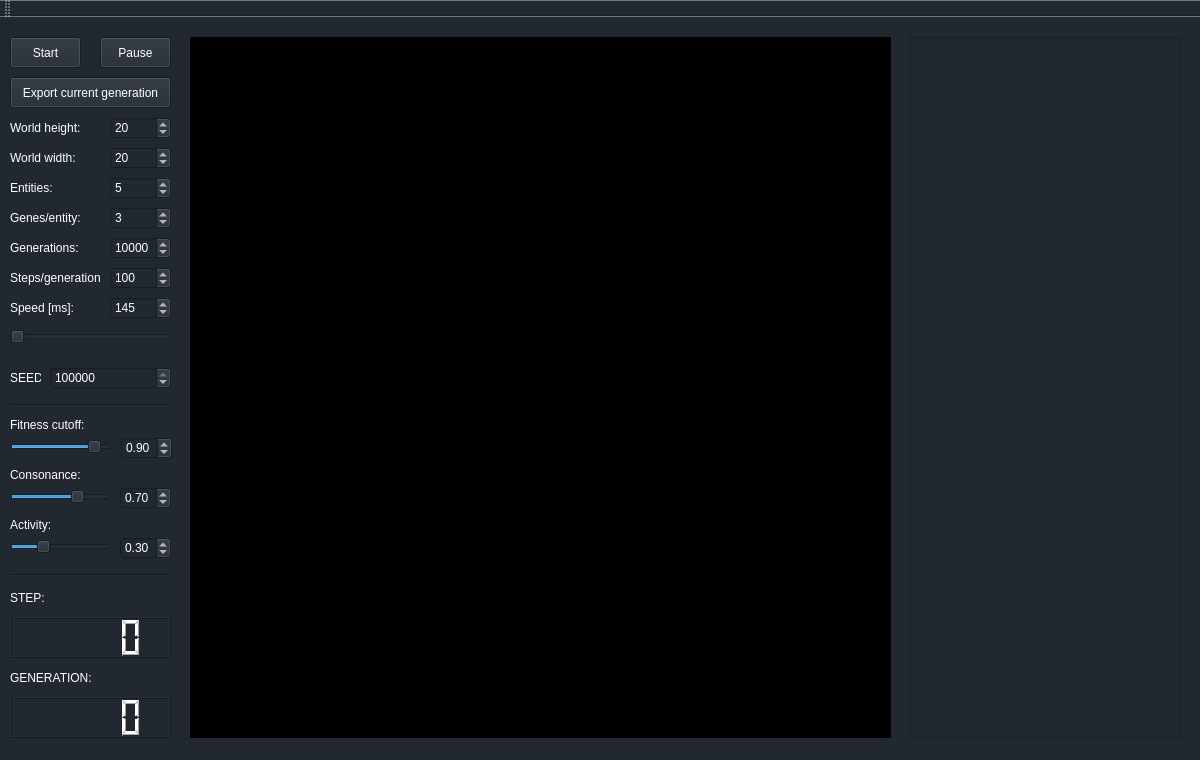
Above: maingui.ui from redmoo/TakeArtificialFive before the change. Below: the same form after it.
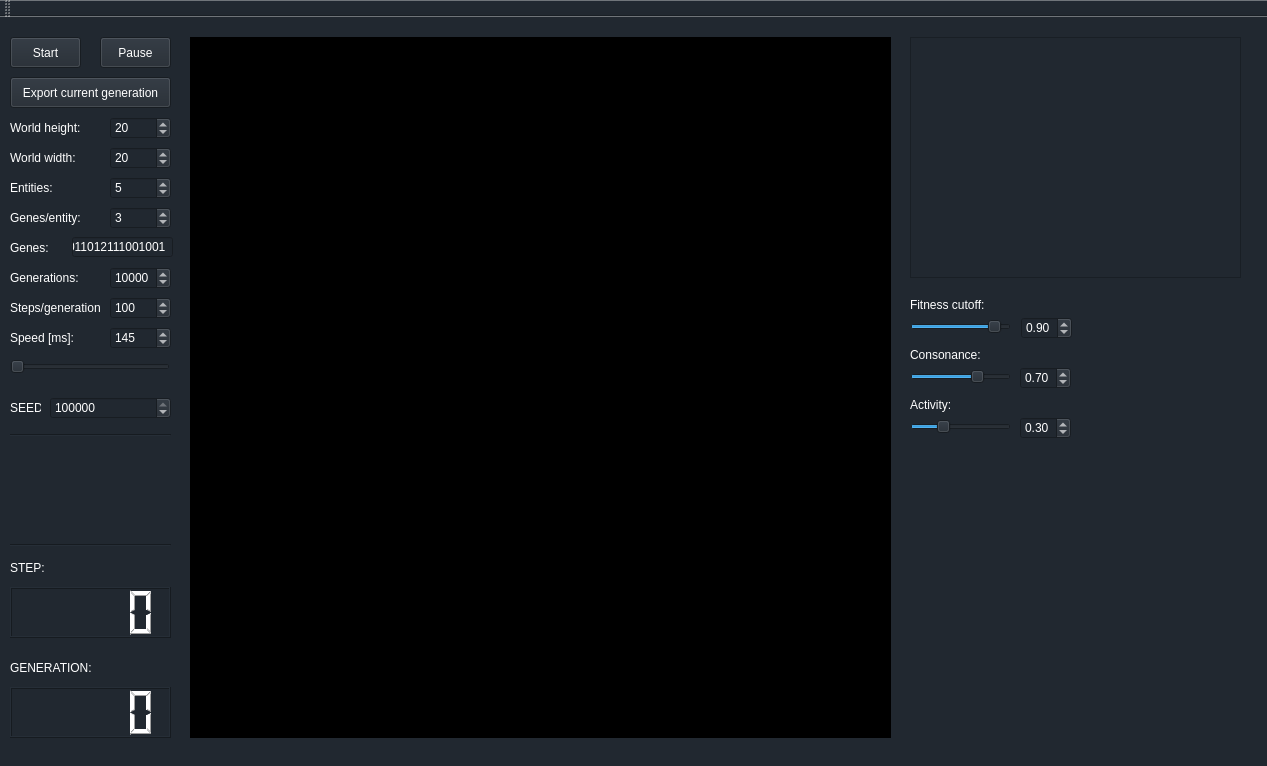
That is the form after the change. Custom widgets are drawn as their Qt base class.

Commit message: New controls and rearangement. [#4]

```diff
--- a/maingui.ui
+++ b/maingui.ui
@@ -6,8 +6,8 @@
    <rect>
     <x>0</x>
     <y>0</y>
-    <width>1200</width>
-    <height>760</height>
+    <width>1267</width>
+    <height>766</height>
    </rect>
   </property>
   <property name="windowTitle">
@@ -143,7 +143,7 @@
     <property name="geometry">
      <rect>
       <x>110</x>
-      <y>220</y>
+      <y>250</y>
       <width>61</width>
       <height>22</height>
      </rect>
@@ -162,7 +162,7 @@
     <property name="geometry">
      <rect>
       <x>110</x>
-      <y>250</y>
+      <y>280</y>
       <width>61</width>
       <height>22</height>
      </rect>
@@ -181,7 +181,7 @@
     <property name="geometry">
      <rect>
       <x>110</x>
-      <y>280</y>
+      <y>310</y>
       <width>61</width>
       <height>22</height>
      </rect>
@@ -264,7 +264,7 @@
     <property name="geometry">
      <rect>
       <x>10</x>
-      <y>220</y>
+      <y>250</y>
       <width>81</width>
       <height>21</height>
      </rect>
@@ -280,7 +280,7 @@
     <property name="geometry">
      <rect>
       <x>10</x>
-      <y>250</y>
+      <y>280</y>
       <width>91</width>
       <height>21</height>
      </rect>
@@ -296,7 +296,7 @@
     <property name="geometry">
      <rect>
       <x>10</x>
-      <y>280</y>
+      <y>310</y>
       <width>81</width>
       <height>21</height>
      </rect>
@@ -312,20 +312,20 @@
     <property name="geometry">
      <rect>
       <x>10</x>
-      <y>600</y>
-      <width>161</width>
-      <height>41</height>
-     </rect>
-    </property>
-    <property name="styleSheet">
-     <string notr="true">color: rgb(255, 255, 255);</string>
-    </property>
-   </widget>
-   <widget class="QLabel" name="label_8">
-    <property name="geometry">
-     <rect>
-      <x>10</x>
       <y>570</y>
+      <width>161</width>
+      <height>51</height>
+     </rect>
+    </property>
+    <property name="styleSheet">
+     <string notr="true">color: rgb(255, 255, 255);</string>
+    </property>
+   </widget>
+   <widget class="QLabel" name="label_8">
+    <property name="geometry">
+     <rect>
+      <x>10</x>
+      <y>540</y>
       <width>71</width>
       <height>21</height>
      </rect>
@@ -341,7 +341,7 @@
     <property name="geometry">
      <rect>
       <x>10</x>
-      <y>650</y>
+      <y>640</y>
       <width>91</width>
       <height>21</height>
      </rect>
@@ -357,9 +357,9 @@
     <property name="geometry">
      <rect>
       <x>10</x>
-      <y>680</y>
+      <y>670</y>
       <width>161</width>
-      <height>41</height>
+      <height>51</height>
      </rect>
     </property>
     <property name="styleSheet">
@@ -370,7 +370,7 @@
     <property name="geometry">
      <rect>
       <x>10</x>
-      <y>350</y>
+      <y>380</y>
       <width>31</width>
       <height>21</height>
      </rect>
@@ -386,7 +386,7 @@
     <property name="geometry">
      <rect>
       <x>50</x>
-      <y>350</y>
+      <y>380</y>
       <width>121</width>
       <height>22</height>
      </rect>
@@ -408,7 +408,7 @@
     <property name="geometry">
      <rect>
       <x>10</x>
-      <y>310</y>
+      <y>340</y>
       <width>160</width>
       <height>19</height>
      </rect>
@@ -427,20 +427,7 @@
     <property name="geometry">
      <rect>
       <x>10</x>
-      <y>380</y>
-      <width>161</width>
-      <height>16</height>
-     </rect>
-    </property>
-    <property name="orientation">
-     <enum>Qt::Horizontal</enum>
-    </property>
-   </widget>
-   <widget class="Line" name="line_2">
-    <property name="geometry">
-     <rect>
-      <x>10</x>
-      <y>550</y>
+      <y>410</y>
       <width>161</width>
       <height>16</height>
      </rect>
@@ -455,8 +442,8 @@
     </property>
     <property name="geometry">
      <rect>
-      <x>121</x>
-      <y>420</y>
+      <x>1021</x>
+      <y>300</y>
       <width>51</width>
       <height>22</height>
      </rect>
@@ -480,8 +467,8 @@
     </property>
     <property name="geometry">
      <rect>
-      <x>120</x>
-      <y>470</y>
+      <x>1020</x>
+      <y>350</y>
       <width>51</width>
       <height>22</height>
      </rect>
@@ -502,8 +489,8 @@
    <widget class="QLabel" name="label_11">
     <property name="geometry">
      <rect>
-      <x>10</x>
-      <y>400</y>
+      <x>910</x>
+      <y>280</y>
       <width>91</width>
       <height>16</height>
      </rect>
@@ -518,8 +505,8 @@
    <widget class="QSlider" name="fitnessSlider">
     <property name="geometry">
      <rect>
-      <x>10</x>
-      <y>420</y>
+      <x>910</x>
+      <y>300</y>
       <width>101</width>
       <height>19</height>
      </rect>
@@ -537,8 +524,8 @@
    <widget class="QLabel" name="label_12">
     <property name="geometry">
      <rect>
-      <x>10</x>
-      <y>450</y>
+      <x>910</x>
+      <y>330</y>
       <width>101</width>
       <height>16</height>
      </rect>
@@ -553,8 +540,8 @@
    <widget class="QSlider" name="consonanceSlider">
     <property name="geometry">
      <rect>
-      <x>10</x>
-      <y>470</y>
+      <x>910</x>
+      <y>350</y>
       <width>101</width>
       <height>19</height>
      </rect>
@@ -572,8 +559,8 @@
    <widget class="QLabel" name="label_13">
     <property name="geometry">
      <rect>
-      <x>10</x>
-      <y>500</y>
+      <x>910</x>
+      <y>380</y>
       <width>101</width>
       <height>16</height>
      </rect>
@@ -593,8 +580,8 @@
      <rect>
       <x>910</x>
       <y>20</y>
-      <width>271</width>
-      <height>701</height>
+      <width>331</width>
+      <height>241</height>
      </rect>
     </property>
     <property name="styleSheet">
@@ -604,8 +591,8 @@
    <widget class="QSlider" name="activitySlider">
     <property name="geometry">
      <rect>
-      <x>10</x>
-      <y>520</y>
+      <x>910</x>
+      <y>400</y>
       <width>101</width>
       <height>19</height>
      </rect>
@@ -626,8 +613,8 @@
     </property>
     <property name="geometry">
      <rect>
-      <x>120</x>
-      <y>520</y>
+      <x>1020</x>
+      <y>400</y>
       <width>51</width>
       <height>22</height>
      </rect>
@@ -664,6 +651,51 @@
      <bool>true</bool>
     </property>
    </widget>
+   <widget class="Line" name="line_2">
+    <property name="geometry">
+     <rect>
+      <x>10</x>
+      <y>520</y>
+      <width>161</width>
+      <height>16</height>
+     </rect>
+    </property>
+    <property name="orientation">
+     <enum>Qt::Horizontal</enum>
+    </property>
+   </widget>
+   <widget class="QLineEdit" name="geneEdit">
+    <property name="geometry">
+     <rect>
+      <x>72</x>
+      <y>220</y>
+      <width>101</width>
+      <height>20</height>
+     </rect>
+    </property>
+    <property name="styleSheet">
+     <string notr="true">color: rgb(255, 255, 255);</string>
+    </property>
+    <property name="text">
+     <string>011012111001001 </string>
+    </property>
+   </widget>
+   <widget class="QLabel" name="label_14">
+    <property name="geometry">
+     <rect>
+      <x>10</x>
+      <y>220</y>
+      <width>41</width>
+      <height>21</height>
+     </rect>
+    </property>
+    <property name="styleSheet">
+     <string notr="true">color: rgb(255, 255, 255);</string>
+    </property>
+    <property name="text">
+     <string>Genes:</string>
+    </property>
+   </widget>
   </widget>
   <widget class="QMenuBar" name="menuBar">
    <property name="geometry">
```
Left out of the diff: 2 changed lines with no effect on the pictures.
